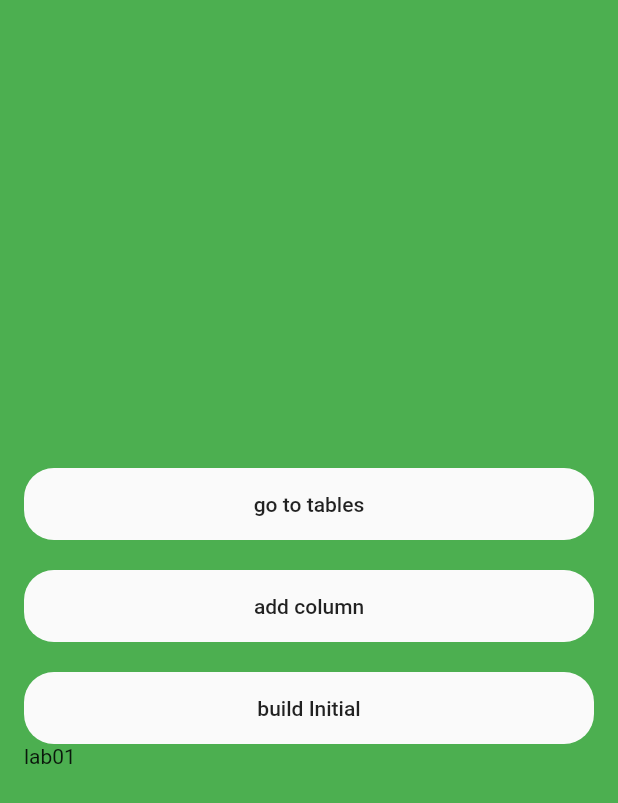
After one commit to Aztal-Samoht/Mhingscore, a Flutter app: the LabHomeScreen screen opened directly, after a tap on "add column", on a phone screen of 412 x 824 dp. The commit adds this screen. Shown: the top 803 px of the screen. Run offline on Flutter 3.47's test engine with Material 2 defaults, Android fonts, the phone set to English and light mode, and no system bars.

Commit message:
got adding hands to work in the lab. starting on paging functionality with dynamic number of hands

```diff
--- a/mhing_score_card/lib/lab/lab.dart
+++ b/mhing_score_card/lib/lab/lab00/lab00.dart
@@ -104,7 +104,7 @@ class DataTableScreen0 extends StatelessWidget {
           children: [
             Text('DataTableScreen0'),
             Text('$currentScreen'),
-            Text('${rowList.length}'),
+            Text('${rowList.length - 1}'),
             NavRow(btn0: DummyBtn(text: 'Prev'), btn2: NextPageBtn()),
             Center(
               child: DataTable(
@@ -132,7 +132,7 @@ class DataTableScreenI extends StatelessWidget {
           children: [
             Text('DataTableScreenI'),
             Text('$currentScreen'),
-            Text('${rowList.length}'),
+            Text('${rowList.length - 1}'),
             NavRow(btn0: PrevPageBtn(), btn2: NextPageBtn()),
             Center(
               child: DataTable(
@@ -160,7 +160,7 @@ class DataTableScreenN extends StatelessWidget {
           children: [
             Text('DataTableScreenN'),
             Text('$currentScreen'),
-            Text('${rowList.length}'),
+            Text('${rowList.length - 1}'),
             NavRow(btn0: PrevPageBtn(), btn2: DummyBtn(text: 'Next')),
             Center(
               child: DataTable(
--- /dev/null
+++ b/mhing_score_card/lib/lab/lab01/constants.dart
@@ -0,0 +1,81 @@
+// import 'package:flutter/material.dart';
+const List<String> sCatagory = [
+  'Sequence Only Hand',
+  'Double Sequence',
+  'Double Triplet',
+  'Honor Triplet',
+  'Broken Royal Run',
+  'Two Suits Only',
+  'Pair of 2s, 5s or 8s',
+  'Flowers',
+  'Triplets Only Hand',
+  'Identical Double Sequence',
+  'Royal Run',
+  'One Suit w/Honors',
+  'Nothing Connects',
+  'High/Low',
+  'All Suits and Honors',
+  'Seven Pairs',
+  'All Dragon Triplets',
+  'One Suit Only',
+  'Nothing Connects w/All Honors',
+  'Total Credits',
+  'Hand Score'
+];
+//
+// int currentScreen = 0;
+//
+// int columsPerPage = 4;
+//
+// List<List<DataRow>> emptyRowList = [];
+//
+// List<DataColumn> columns = [
+//   DataColumn(label: Text('label')),
+//   DataColumn(label: Text('label')),
+//   DataColumn(label: Text('label')),
+// ];
+// List<List<DataRow>> rowList = [rows0, rows1, rows2, rows3];
+// List<DataRow> rows0 = [
+//   const DataRow(cells: [
+//     DataCell(Text('1')),
+//     const DataCell(const Text('2')),
+//     const DataCell(Text('3'))
+//   ]),
+//   const DataRow(
+//       cells: [DataCell(Text('4')), DataCell(Text('5')), DataCell(Text('6'))]),
+//   const DataRow(
+//       cells: [DataCell(Text('7')), DataCell(Text('8')), DataCell(Text('9'))]),
+// ];
+// List<DataRow> rows1 = [
+//   const DataRow(
+//       cells: [DataCell(Text('a')), DataCell(Text('b')), DataCell(Text('c'))]),
+//   const DataRow(
+//       cells: [DataCell(Text('d')), DataCell(Text('e')), DataCell(Text('f'))]),
+//   const DataRow(
+//       cells: [DataCell(Text('h')), DataCell(Text('i')), DataCell(Text('j'))]),
+// ];
+// List<DataRow> rows2 = [
+//   const DataRow(
+//       cells: [DataCell(Text('A')), DataCell(Text('B')), DataCell(Text('C'))]),
+//   const DataRow(
+//       cells: [DataCell(Text('D')), DataCell(Text('E')), DataCell(Text('F'))]),
+//   const DataRow(cells: [
+//     DataCell(Text('H')),
+//     const DataCell(Text('I')),
+//     const DataCell(Text('J'))
+//   ])
+// ];
+// List<DataRow> rows3 = [
+//   const DataRow(cells: [
+//     DataCell(Text('I')),
+//     DataCell(Text('II')),
+//     DataCell(Text('III'))
+//   ]),
+//   const DataRow(
+//       cells: [DataCell(Text('IV')), DataCell(Text('V')), DataCell(Text('VI'))]),
+//   const DataRow(cells: [
+//     DataCell(Text('VII')),
+//     DataCell(Text('VIII')),
+//     DataCell(Text('IX'))
+//   ]),
+// ];
--- /dev/null
+++ b/mhing_score_card/lib/lab/lab01/dataProvider.dart
@@ -0,0 +1,55 @@
+import 'package:flutter/material.dart';
+import 'package:mhing_score_card/lab/lab01/constants.dart';
+
+class DataProvider extends ChangeNotifier {
+  List<List<List<DataCell>>> _dataPages = [];
+  List<List<DataCell>> _data = [];
+  int _currentScreen = 0;
+  bool _restarted = true;
+
+  List<List<DataCell>> get data => _data;
+
+  int get currentScreen => _currentScreen;
+
+  set currentScreen(int value) {
+    _currentScreen = value;
+  }
+
+  void incScreen() {
+    _currentScreen++;
+    notifyListeners();
+  }
+
+  void decScreen() {
+    _currentScreen--;
+    notifyListeners();
+  }
+
+  void buildInitialData() {
+    if (_restarted) {
+      for (int i = 0; i < 6; i++) {
+        _data.add([DataCell(Text('${sCatagory[i]}'))]);
+      }
+      _restarted = false;
+    }
+    notifyListeners();
+  }
+
+  void add() {
+    _data.forEach((element) {
+      element.add(DataCell(Text(':)')));
+    });
+    print(_data[0].length);
+    int i = 0;
+    int j = 0;
+    _data.forEach((element) {
+      j = 0;
+      element.forEach((element) {
+        print('i: $i  j: $j ${element.child}');
+        j++;
+      });
+      i++;
+    });
+    notifyListeners();
+  }
+}
--- /dev/null
+++ b/mhing_score_card/lib/lab/lab01/screens.dart
@@ -0,0 +1,195 @@
+import 'package:flutter/material.dart';
+import 'package:mhing_score_card/lab/lab01/constants.dart';
+import 'package:mhing_score_card/lab/lab01/dataProvider.dart';
+import 'package:mhing_score_card/lab/lab01/widgets.dart';
+import 'package:provider/provider.dart';
+
+class LabHomeScreen extends StatelessWidget {
+  static const String id = 'DataTableDisplayer';
+  @override
+  Widget build(BuildContext context) {
+    return SafeArea(
+      child: Scaffold(
+        backgroundColor: Colors.green,
+        body: Consumer<DataProvider>(
+          builder: (context, DP, child) {
+            return Padding(
+              padding: const EdgeInsets.all(16.0),
+              child: Column(
+                mainAxisAlignment: MainAxisAlignment.center,
+                crossAxisAlignment: CrossAxisAlignment.stretch,
+                children: [
+                  NavBtn(
+                    text: 'go to tables',
+                    onPressed: () {
+                      DP.buildInitialData();
+                      Navigator.pushNamed(context, DataTableScreenX.id);
+                      print(DP.data);
+                    },
+                  ),
+                  SizedBox(
+                    height: 20,
+                  ),
+                  NavBtn(
+                    text: 'add column',
+                    onPressed: () {
+                      DP.add();
+                    },
+                  ),
+                  SizedBox(
+                    height: 20,
+                  ),
+                  NavBtn(
+                    text: 'build Initial',
+                    onPressed: () {
+                      DP.buildInitialData();
+                    },
+                  ),
+                  Text('lab01'),
+                ],
+              ),
+            );
+          },
+        ),
+      ),
+    );
+  }
+}
+
+class DataTableScreenX extends StatelessWidget {
+  DataTableScreenX({Key? key}) : super(key: key);
+
+  static const String id = 'DataTableScreenX';
+  @override
+  Widget build(BuildContext context) {
+    return Consumer<DataProvider>(builder: (context, DP, child) {
+      List<DataColumn> columns = [DataColumn(label: Text('Hand Number'))];
+      for (int i = 1; i < DP.data[0].length; i++) {
+        columns.add(DataColumn(label: Text('$i')));
+      }
+      print('number of columns: ${columns.length}');
+      List<DataRow> rows = [];
+      for (int i = 0; i < 6; i++) {
+        rows.add(DataRow(cells: [DataCell(Text(sCatagory[i]))]));
+      }
+      for (int i = 0; i < DP.data.length; i++) {
+        for (int j = 1; j < DP.data[i].length; j++) {
+          rows[i].cells.add(DP.data[i][j]);
+        }
+      }
+
+      print('number of rows: ${rows.length}');
+      print('cells in row 0: ${rows[5].cells.length}');
+      print('cells in row 1: ${rows[1].cells.length}');
+      print('cells in row 2: ${rows[2].cells.length}');
+      print('cells in row 3: ${rows[3].cells.length}');
+      print('cells in row 4: ${rows[4].cells.length}');
+      print('cells in row 5: ${rows[5].cells.length}');
+      return SafeArea(
+        child: Scaffold(
+          backgroundColor: Colors.green,
+          body: Column(
+            children: [
+              Text('DataTableScreenX'),
+              Text('${DP.currentScreen}'),
+              Text('${DP.data[0].length}'),
+              NavRow(),
+              DataTable(columns: columns, rows: rows)
+
+              // Center(
+              //   child: DataTable(
+              //     columns: columns,
+              //     rows: rowList[currentScreen],
+              //   ),
+              // ),
+            ],
+          ),
+        ),
+      );
+    });
+  }
+}
+//
+// class DataTableScreen0 extends StatelessWidget {
+//   DataTableScreen0({Key? key}) : super(key: key);
+//
+//   static const String id = 'DataTableScreen0';
+//   @override
+//   Widget build(BuildContext context) {
+//     return SafeArea(
+//       child: Scaffold(
+//         backgroundColor: Colors.green,
+//         body: Column(
+//           children: [
+//             Text('DataTableScreen0'),
+//             Text('$currentScreen'),
+//             Text('${rowList.length}'),
+//             NavRow(btn0: DummyBtn(text: 'Prev'), btn2: NextPageBtn()),
+//             Center(
+//               child: DataTable(
+//                 columns: columns,
+//                 rows: rowList[currentScreen],
+//               ),
+//             ),
+//           ],
+//         ),
+//       ),
+//     );
+//   }
+// }
+//
+// class DataTableScreenI extends StatelessWidget {
+//   DataTableScreenI({Key? key}) : super(key: key);
+//
+//   static const String id = 'DataTableScreenI';
+//   @override
+//   Widget build(BuildContext context) {
+//     return SafeArea(
+//       child: Scaffold(
+//         backgroundColor: Colors.green,
+//         body: Column(
+//           children: [
+//             Text('DataTableScreenI'),
+//             Text('$currentScreen'),
+//             Text('${rowList.length}'),
+//             NavRow(btn0: PrevPageBtn(), btn2: NextPageBtn()),
+//             Center(
+//               child: DataTable(
+//                 columns: columns,
+//                 rows: rowList[currentScreen],
+//               ),
+//             ),
+//           ],
+//         ),
+//       ),
+//     );
+//   }
+// }
+//
+// class DataTableScreenN extends StatelessWidget {
+//   DataTableScreenN({Key? key}) : super(key: key);
+//
+//   static const String id = 'DataTableScreenN';
+//   @override
+//   Widget build(BuildContext context) {
+//     return SafeArea(
+//       child: Scaffold(
+//         backgroundColor: Colors.green,
+//         body: Column(
+//           children: [
+//             Text('DataTableScreenN'),
+//             Text('$currentScreen'),
+//             Text('${rowList.length}'),
+//             NavRow(btn0: PrevPageBtn(), btn2: DummyBtn(text: 'Next')),
+//             Center(
+//               child: DataTable(
+//                 columns: columns,
+//                 rows: rowList[currentScreen],
+//               ),
+//             ),
+//           ],
+//         ),
+//       ),
+//     );
+//   }
+// }
```
Also changed, not shown: mhing_score_card/lib/lab/lab01/lab01.dart (added, +26 -0 lines), mhing_score_card/lib/lab/lab01/widgets.dart (added, +118 -0 lines), mhing_score_card/lib/lab/tableScreens.dart (deleted, +0 -128 lines).
